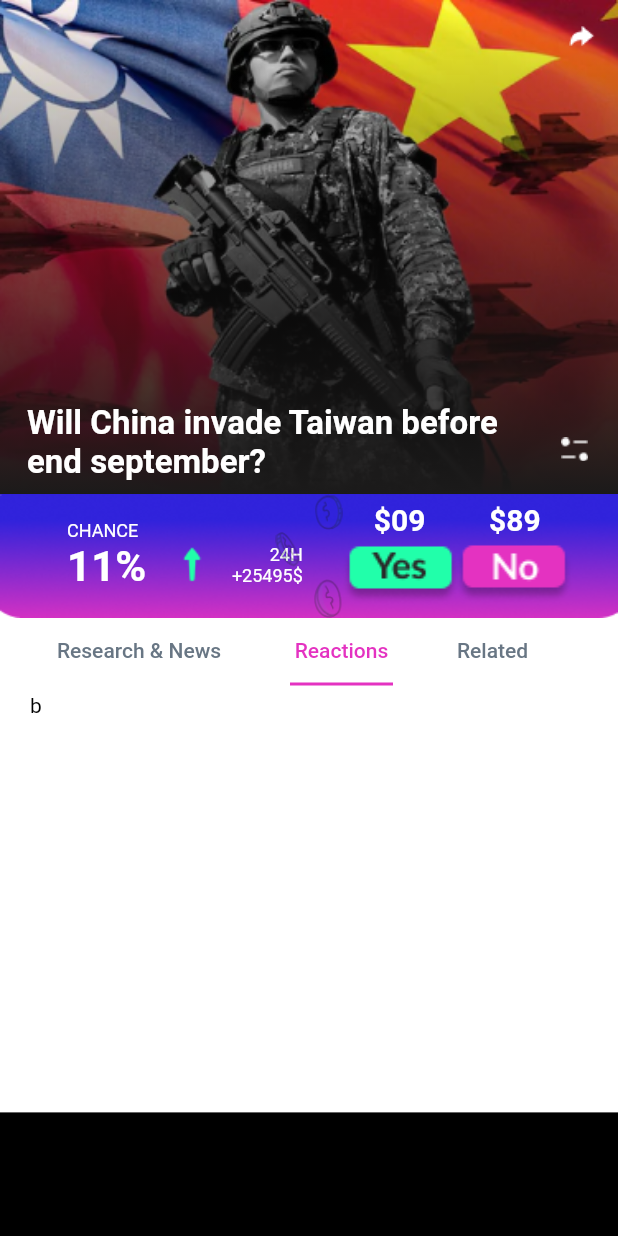
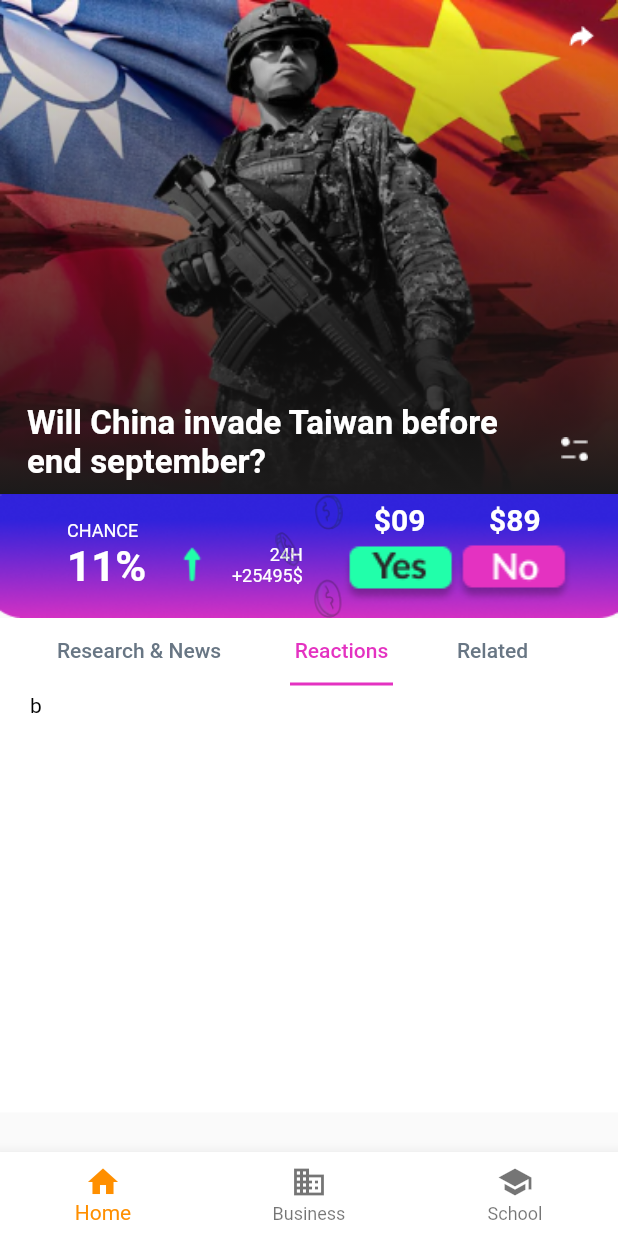
Before and after one commit to ashik-2001/growmate_ui, a Flutter app: the screen it shows after launch, tab 2 chosen, on a phone screen of 412 x 824 dp. Run offline on Flutter 3.47's test engine with Material 2 defaults, Android fonts, the phone set to English and light mode, and no system bars; Roboto replaces fonts that are missing (lato).

Commit message:
WIP: Implementing navbar

```diff
--- a/lib/lower_portion/low.dart
+++ b/lib/lower_portion/low.dart
@@ -80,8 +80,10 @@ class _LowerPortionState extends State<LowerPortion>
   Widget _research(context) {
     final width = MediaQuery.of(context).size.width;
     final height = MediaQuery.of(context).size.height;
-    String body2 = 'Most people the BBC spoke to do not believe China is about to attack Taiwan. "They\'re a bunch of gangsters," said one man fishing on the...';
-    String body1 = 'Last week, the dire warnings that appeared in the Wall Street Journal, The Economist and Foreign Affairs about China\'s imminent war with or...';
+    String body2 =
+        'Most people the BBC spoke to do not believe China is about to attack Taiwan. "They\'re a bunch of gangsters," said one man fishing on the...';
+    String body1 =
+        'Last week, the dire warnings that appeared in the Wall Street Journal, The Economist and Foreign Affairs about China\'s imminent war with or...';
     return Column(
       mainAxisAlignment: MainAxisAlignment.start,
       crossAxisAlignment: CrossAxisAlignment.start,
@@ -196,14 +198,13 @@ class _LowerPortionState extends State<LowerPortion>
         ),
         Expanded(
           child: Padding(
-            padding: const EdgeInsets.fromLTRB(0, 3, 0, 3),
+            padding: const EdgeInsets.fromLTRB(0, 3, 0, 0),
             child: ListView(
               scrollDirection: Axis.horizontal,
               children: [
                 _cards('Thehill', body1, '1 Sept', width),
                 _cards('BBC', body2, '1 Sept', width),
                 _cards('Third', 'Some para', '1 Sept', width),
-
               ],
             ),
           ),
@@ -212,14 +213,12 @@ class _LowerPortionState extends State<LowerPortion>
     );
   }
 
-
-
-
-  Widget _cards(String head, String body, String date,width){
+  Widget _cards(String head, String body, String date, width) {
     return Padding(
-      padding: const EdgeInsets.fromLTRB(0,1,15,1),
-      child: Container(
-                    height: 8,
+      padding: const EdgeInsets.fromLTRB(0, 1, 15, 1),
+      child: Stack(
+        children: [
+          Container(
             width: width / 1.9,
             decoration: BoxDecoration(
               color: Colors.white,
@@ -262,14 +261,24 @@ class _LowerPortionState extends State<LowerPortion>
                     body,
                     style: TextStyle(color: Colors.black, fontSize: 12),
                   ),
-                          Align(
+                ],
+              ),
+            ),
+          ),
+          Container(
+            width: width / 1.9,
+            decoration: BoxDecoration(
+              color: Colors.transparent,
+              borderRadius: BorderRadius.circular(2),
+
+            ),
+            child: Align(
                 alignment: Alignment.bottomRight,
                 child: IconButton(
                     onPressed: () {},
                     icon: Image.asset('assets/icons/sricon.png'))),
+          ),
         ],
-                      ),
-                    ),
       ),
     );
   }
--- a/lib/main.dart
+++ b/lib/main.dart
@@ -16,10 +16,10 @@
   Widget build(BuildContext context) {
     return MaterialApp(
       theme:
-          ThemeData(brightness: Brightness.dark, primaryColor: Colors.blueGrey),
+          ThemeData(brightness: Brightness.light, primaryColor: Colors.white),
       home: const Scaffold(
         backgroundColor: Colors.white,
-        body: SafeArea(child: HomePage()),
+        body: SafeArea(child: NavigationBar()),
       ),
     );
   }
@@ -36,12 +36,69 @@
       children: [
         UpperPortion(),
         MiddlePortion(),
-        LowerPortion(),
-        Container(
-          height: height*0.1,
-          color: Colors.black,
-        ),
+        LowerPortion()
       ],
     );
   }
 }
+
+
+class NavigationBar extends StatefulWidget {
+  const NavigationBar({Key? key}) : super(key: key);
+
+  @override
+  State<NavigationBar> createState() => _NavigationBarState();
+}
+
+class _NavigationBarState extends State<NavigationBar> {
+  int _selectedIndex = 0;
+  static const TextStyle optionStyle =
+      TextStyle(fontSize: 30, fontWeight: FontWeight.bold);
+  static const List<Widget> _widgetOptions = <Widget>[
+    HomePage(),
+    Text(
+      'Index 1: Business',
+      style: optionStyle,
+    ),
+    Text(
+      'Index 2: School',
+      style: optionStyle,
+    ),
+  ];
+
+  void _onItemTapped(int index) {
+    setState(() {
+      _selectedIndex = index;
+    });
+  }
+
+  @override
+  Widget build(BuildContext context) {
+
+    return Scaffold(
+      body: Center(
+        child: _widgetOptions.elementAt(_selectedIndex),
+      ),
+      bottomNavigationBar: BottomNavigationBar(
+        backgroundColor: Colors.white,
+        items: const <BottomNavigationBarItem>[
+          BottomNavigationBarItem(
+            icon: Icon(Icons.home),
+            label: 'Home',
+          ),
+          BottomNavigationBarItem(
+            icon: Icon(Icons.business),
+            label: 'Business',
+          ),
+          BottomNavigationBarItem(
+            icon: Icon(Icons.school),
+            label: 'School',
+          ),
+        ],
+        currentIndex: _selectedIndex,
+        selectedItemColor: Colors.amber[800],
+        onTap: _onItemTapped,
+      ),
+    );
+  }
+}
--- a/lib/mid_portion/mid.dart
+++ b/lib/mid_portion/mid.dart
@@ -8,8 +8,8 @@ class MiddlePortion extends StatelessWidget {
   Widget build(BuildContext context) {
     final height = MediaQuery.of(context).size.height;
     final width = MediaQuery.of(context).size.width;
-    return Stack(
-      children: [Container(
+    return Stack(children: [
+      Container(
         height: height * 0.1,
         decoration: const BoxDecoration(
           image: DecorationImage(
@@ -32,11 +32,18 @@ class MiddlePortion extends StatelessWidget {
                     children: const [
                       Text(
                         'CHANCE',
-                        style: TextStyle(fontSize: 12),
+                        style: TextStyle(
+                          fontSize: 12,
+                          color: Colors.white,
+                        ),
                       ),
-                      Text('11%',
-                          style: TextStyle(
-                              fontWeight: FontWeight.bold, fontSize: 28))
+                      Text(
+                        '11%',
+                        style: TextStyle(
+                            color: Colors.white,
+                            fontWeight: FontWeight.bold,
+                            fontSize: 28),
+                      )
                     ],
                   ),
                   SizedBox(
@@ -57,12 +64,16 @@ class MiddlePortion extends StatelessWidget {
                         Text(
                           '24H',
                           style: TextStyle(
-                              fontSize: 12, fontWeight: FontWeight.normal),
+                              color: Colors.white,
+                              fontSize: 12,
+                              fontWeight: FontWeight.normal),
                         ),
                         Text(
                           '+25495\$',
                           style: TextStyle(
-                              fontSize: 12, fontWeight: FontWeight.normal),
+                              color: Colors.white,
+                              fontSize: 12,
+                              fontWeight: FontWeight.normal),
                         )
                       ],
                     ),
@@ -85,7 +96,9 @@ class MiddlePortion extends StatelessWidget {
                         Text(
                           '\$09',
                           style: TextStyle(
-                              fontSize: 20, fontWeight: FontWeight.bold),
+                              color: Colors.white,
+                              fontSize: 20,
+                              fontWeight: FontWeight.bold),
                         ),
                         Transform.scale(
                           scale: 2.5,
@@ -104,12 +117,14 @@ class MiddlePortion extends StatelessWidget {
                         Text(
                           '\$89',
                           style: TextStyle(
-                              fontSize: 20, fontWeight: FontWeight.bold),
+                              color: Colors.white,
+                              fontSize: 20,
+                              fontWeight: FontWeight.bold),
                         ),
                         Transform.scale(
                           scale: 2.5,
                           child: IconButton(
-                            onPressed: () {print('a');},
+                            onPressed: () {},
                             icon: new Image.asset("assets/icons/noB.png"),
                           ),
                         ),
@@ -130,12 +145,12 @@ class MiddlePortion extends StatelessWidget {
         decoration: BoxDecoration(
           image: DecorationImage(
             fit: BoxFit.fitHeight,
-            colorFilter: ColorFilter.mode(Colors.white.withOpacity(0.7)  , BlendMode.dstOut),
+            colorFilter: ColorFilter.mode(
+                Colors.white.withOpacity(0.7), BlendMode.dstOut),
             image: AssetImage('assets/coins.png'),
           ),
-        ),)
-      ]
-
-    );
+        ),
+      )
+    ]);
   }
 }
--- /dev/null
+++ b/lib/navigationdart.dart
@@ -0,0 +1,16 @@
+import 'package:flutter/src/foundation/key.dart';
+import 'package:flutter/src/widgets/framework.dart';
+
+class NavigationBar extends StatefulWidget {
+  const NavigationBar({Key? key}) : super(key: key);
+
+  @override
+  State<NavigationBar> createState() => _NavigationBarState();
+}
+
+class _NavigationBarState extends State<NavigationBar> {
+  @override
+  Widget build(BuildContext context) {
+
+  }
+}
--- a/lib/upper_portion/upper_portion.dart
+++ b/lib/upper_portion/upper_portion.dart
@@ -49,6 +49,7 @@ class UpperPortion extends StatelessWidget {
                       overflow: TextOverflow.ellipsis,
                       'Will China invade Taiwan before end september? ',
                       style: const TextStyle(
+                        color: Colors.white,
                         fontSize: 22,
                         fontWeight: FontWeight.bold,
                         fontFamily: 'lato',
```
Lines whose indentation alone changed are shown as unchanged.
